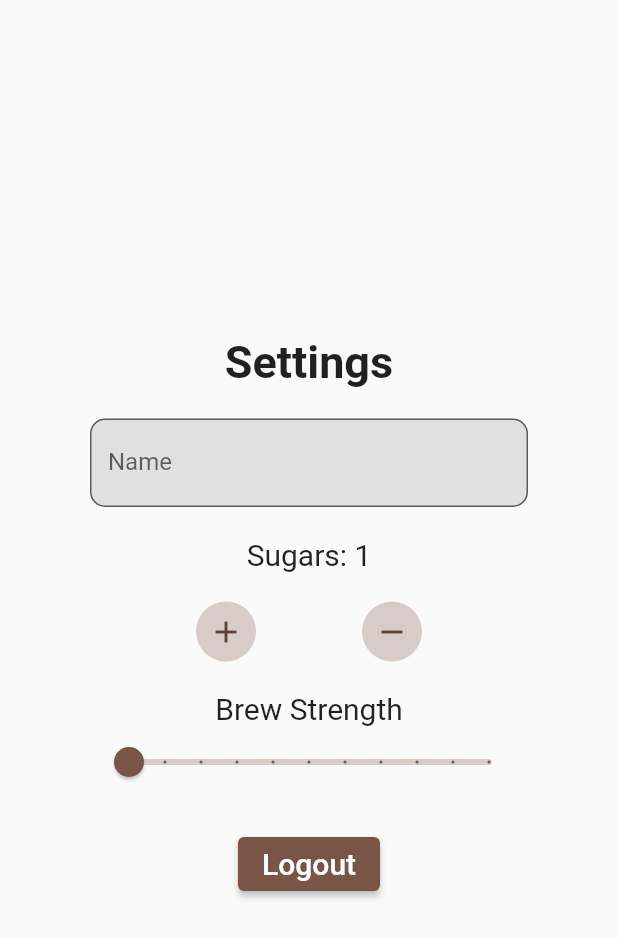
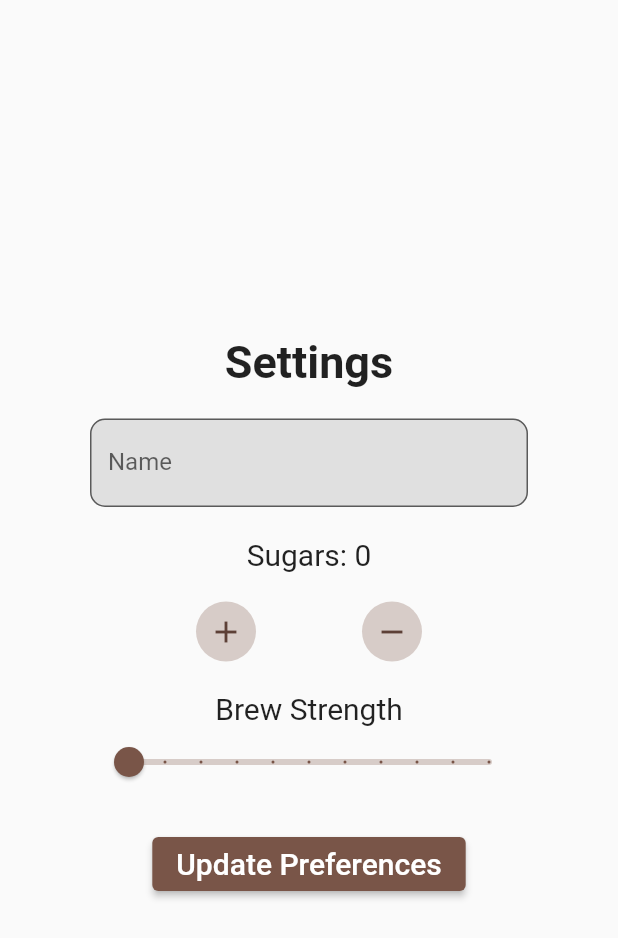
Before and after one commit to iizmotabar/-Firebase-BrewApp, a Flutter app: the SettingsBottomSheet widget shown alone on an empty page, opened directly, after a tap on the "add" icon, after a tap on the "remove" icon, on a phone screen of 412 x 824 dp. Shown: the top 938 px of the screen. Run offline on Flutter 3.47's test engine with Material 2 defaults, Android fonts, the phone set to English and light mode, and no system bars; our stand-ins replace cloud_firestore, firebase_auth, firebase_core; accounts and stored records are empty.

```diff
--- a/lib/screens/home/settings_bottom_sheet.dart
+++ b/lib/screens/home/settings_bottom_sheet.dart
@@ -20,13 +20,12 @@ class _SettingsBottomSheetState extends State<SettingsBottomSheet> {
   AuthService authService = AuthService();
   final _settingsBottomSheetKey = GlobalKey<FormState>();
   List<String> sugarsList = ['0', '1', '2', '3', '4'];
-  int sugars = 1;
-
-  final _sugarController = TextEditingController();
-  final _strengthController = TextEditingController();
-  final _nameController = TextEditingController();
+  int sugarIndex = 0;
 
   double sliderValue = 0.0;
+  int sugars = 0;
+
+  final _nameController = TextEditingController();
 
   @override
   Widget build(BuildContext context) {
@@ -57,7 +56,7 @@ class _SettingsBottomSheetState extends State<SettingsBottomSheet> {
             ),
             const SizedBox(height: 20.0),
             Text(
-              'Sugars: $sugars',
+              'Sugars: ${sugarsList[sugarIndex]}',
               style: const TextStyle(
                 fontSize: 20.0,
               ),
@@ -72,7 +71,11 @@ class _SettingsBottomSheetState extends State<SettingsBottomSheet> {
                     child: IconButton(
                       onPressed: () {
                         setState(() {
-                          sugars += 1;
+                          if (sugarIndex == sugarsList.length - 1) {
+                            sugarIndex = 0;
+                          } else {
+                            sugarIndex++;
+                          }
                         });
                       },
                       icon: const Icon(Icons.add),
@@ -83,7 +86,11 @@ class _SettingsBottomSheetState extends State<SettingsBottomSheet> {
                     child: IconButton(
                       onPressed: () {
                         setState(() {
-                          sugars += -1;
+                          if (sugarIndex == 0) {
+                            sugarIndex = 0;
+                          } else {
+                            sugarIndex--;
+                          }
                         });
                       },
                       icon: const Icon(Icons.remove),
@@ -105,20 +112,18 @@ class _SettingsBottomSheetState extends State<SettingsBottomSheet> {
                 max: 1000,
                 activeColor: Colors.brown,
                 inactiveColor: Colors.brown.shade100,
-                label: 'Brew Strength',
+                label: '${sliderValue.round()}',
                 divisions: 10,
                 thumbColor: Colors.brown.shade500,
                 onChanged: (val) {
                   setState(() {
                     sliderValue = val;
-
-                    print(sliderValue);
                   });
                 }),
             const SizedBox(height: 20.0),
             ElevatedButton(
               child: const Text(
-                'Logout',
+                'Update Preferences',
                 style: TextStyle(
                   color: Colors.white,
                   fontSize: 20.0,
@@ -127,9 +132,6 @@ class _SettingsBottomSheetState extends State<SettingsBottomSheet> {
               onPressed: () async {
                 await firestoreService.updateUserData(sugars.toString(),
                     _nameController.text, sliderValue.toInt());
-                // print(_nameController.text);
-                // print('This is null ${_sugarController.text}');
-                // print(_strengthController.text);
               },
             ),
           ],
```
